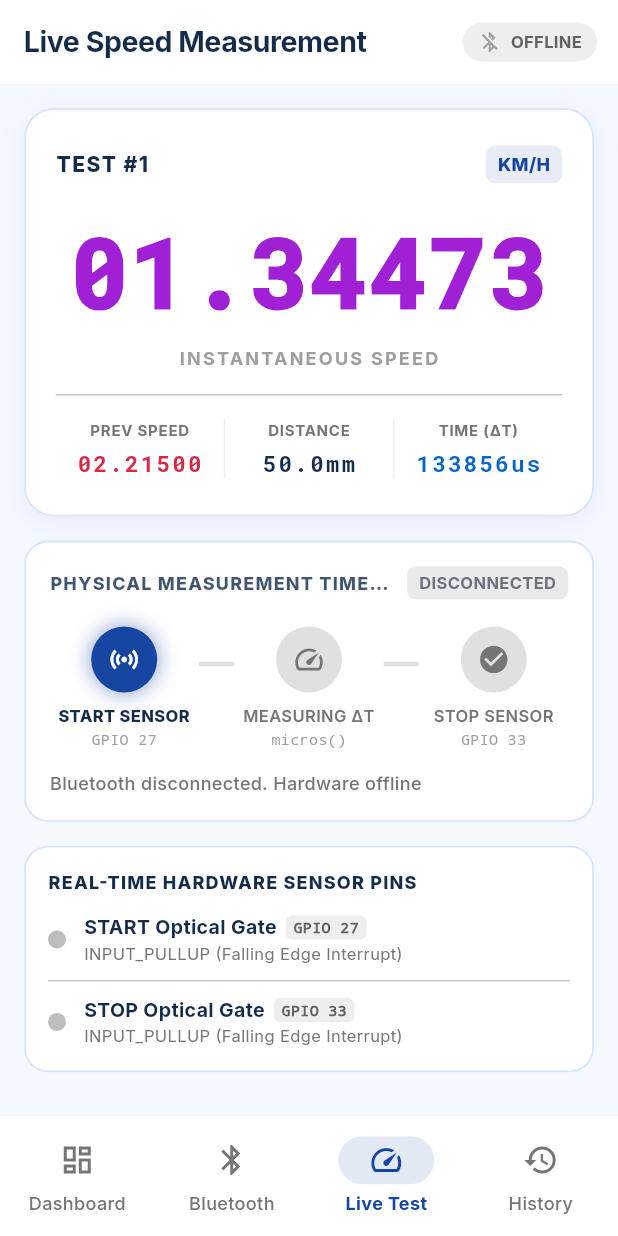
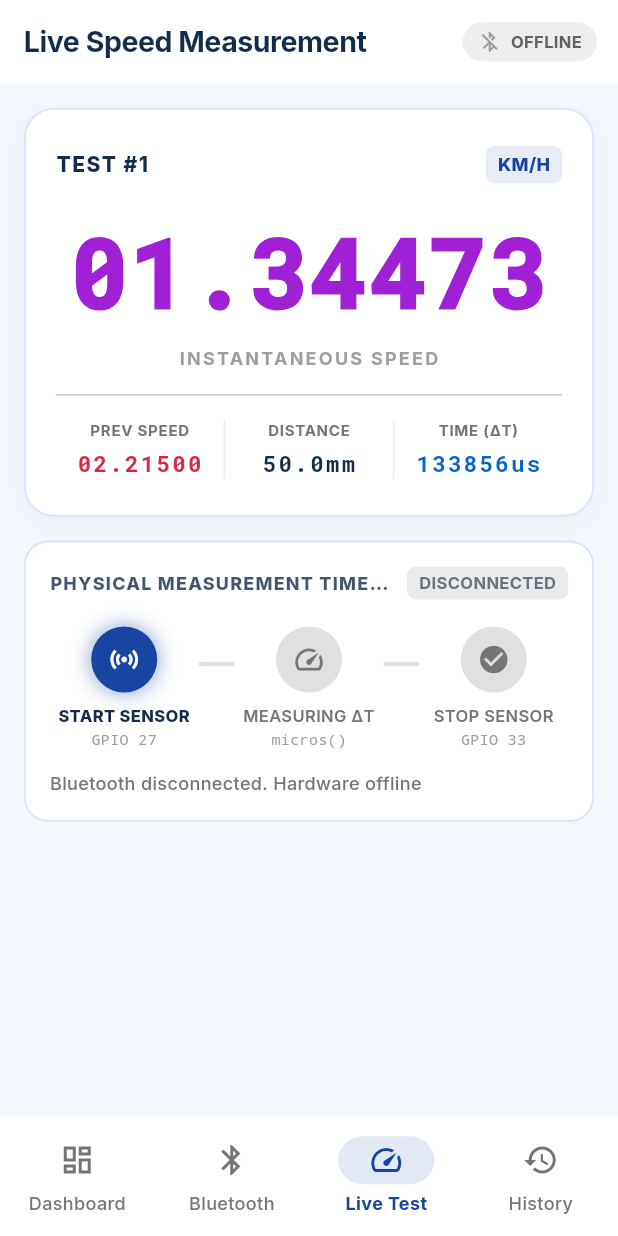
Before and after one commit to ShoonyanshSmartIrrigation/Pride-KMPH-Meter, a Flutter app: the LiveMeasurementScreen screen opened by its route, on a phone screen of 412 x 824 dp. Run offline on Flutter 3.47's test engine with Material 3 defaults, Android fonts, the phone set to English and light mode, and no system bars; our stand-ins replace cloud_firestore, csv, firebase_auth, firebase_core, firebase_crashlytics, fl_chart and 6 more; accounts and stored records are empty.

Commit message:
feat: minimize header height and remove real-time hardware sensor pins

```diff
--- a/lib/features/measurement/presentation/screens/live_measurement_screen.dart
+++ b/lib/features/measurement/presentation/screens/live_measurement_screen.dart
@@ -196,45 +196,6 @@ class LiveMeasurementScreen extends ConsumerWidget {
             // 2. INTERACTIVE PHYSICAL MEASUREMENT TIMELINE
             LiveTimelineWidget(status: liveState.status),
 
-            const SizedBox(height: 16),
-
-            // 3. SENSOR GPIO STATUS CARD
-            Card(
-              child: Padding(
-                padding: const EdgeInsets.all(16),
-                child: Column(
-                  crossAxisAlignment: CrossAxisAlignment.start,
-                  children: [
-                    const Text(
-                      'REAL-TIME HARDWARE SENSOR PINS',
-                      style: TextStyle(
-                        fontSize: 12,
-                        fontWeight: FontWeight.w800,
-                        letterSpacing: 0.8,
-                        color: AppColors.deepNavy,
-                      ),
-                    ),
-                    const SizedBox(height: 12),
-                    _buildPinStatus(
-                      title: 'START Optical Gate',
-                      gpio: 'GPIO 27',
-                      mode: 'INPUT_PULLUP (Falling Edge Interrupt)',
-                      isActive:
-                          liveState.status == HardwareMeasurementStatus.measuring,
-                    ),
-                    const Divider(height: 20),
-                    _buildPinStatus(
-                      title: 'STOP Optical Gate',
-                      gpio: 'GPIO 33',
-                      mode: 'INPUT_PULLUP (Falling Edge Interrupt)',
-                      isActive:
-                          liveState.status == HardwareMeasurementStatus.completed,
-                    ),
-                  ],
-                ),
-              ),
-            ),
-
             const SizedBox(height: 24),
           ],
         ),
@@ -275,77 +236,4 @@ class LiveMeasurementScreen extends ConsumerWidget {
       ],
     );
   }
-
-  Widget _buildPinStatus({
-    required String title,
-    required String gpio,
-    required String mode,
-    required bool isActive,
-  }) {
-    return Row(
-      children: [
-        Container(
-          width: 12,
-          height: 12,
-          decoration: BoxDecoration(
-            color: isActive ? AppColors.connected : Colors.grey.shade400,
-            shape: BoxShape.circle,
-            boxShadow: [
-              if (isActive)
-                BoxShadow(
-                  color: AppColors.connected.withValues(alpha: 0.5),
-                  blurRadius: 8,
-                  spreadRadius: 2,
-                ),
-            ],
-          ),
-        ),
-        const SizedBox(width: 12),
-        Expanded(
-          child: Column(
-            crossAxisAlignment: CrossAxisAlignment.start,
-            children: [
-              Row(
-                children: [
-                  Flexible(
-                    child: Text(
-                      title,
-                      overflow: TextOverflow.ellipsis,
-                      maxLines: 1,
-                      style: const TextStyle(
-                        fontSize: 13,
-                        fontWeight: FontWeight.w700,
-                        color: AppColors.deepNavy,
-                      ),
-                    ),
-                  ),
-                  const SizedBox(width: 6),
-                  Container(
-                    padding:
-                        const EdgeInsets.symmetric(horizontal: 5, vertical: 1),
-                    decoration: BoxDecoration(
-                      color: Colors.grey.shade200,
-                      borderRadius: BorderRadius.circular(4),
-                    ),
-                    child: Text(
-                      gpio,
-                      style: const TextStyle(
-                        fontSize: 10,
-                        fontFamily: 'monospace',
-                        fontWeight: FontWeight.w700,
-                      ),
-                    ),
-                  ),
-                ],
-              ),
-              Text(
-                mode,
-                style: TextStyle(fontSize: 11, color: Colors.grey.shade600),
-              ),
-            ],
-          ),
-        ),
-      ],
-    );
-  }
 }
```
Also changed, not shown: lib/features/measurement/presentation/widgets/modern_header_widget.dart (+23 -23 lines), 1 other file.
